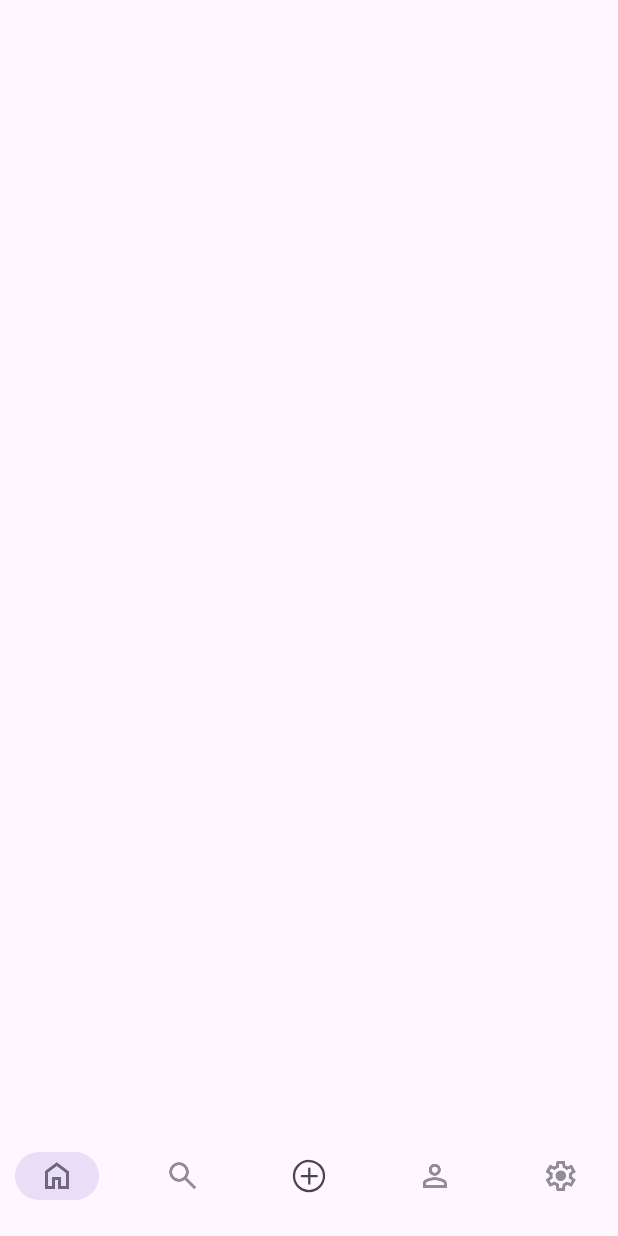
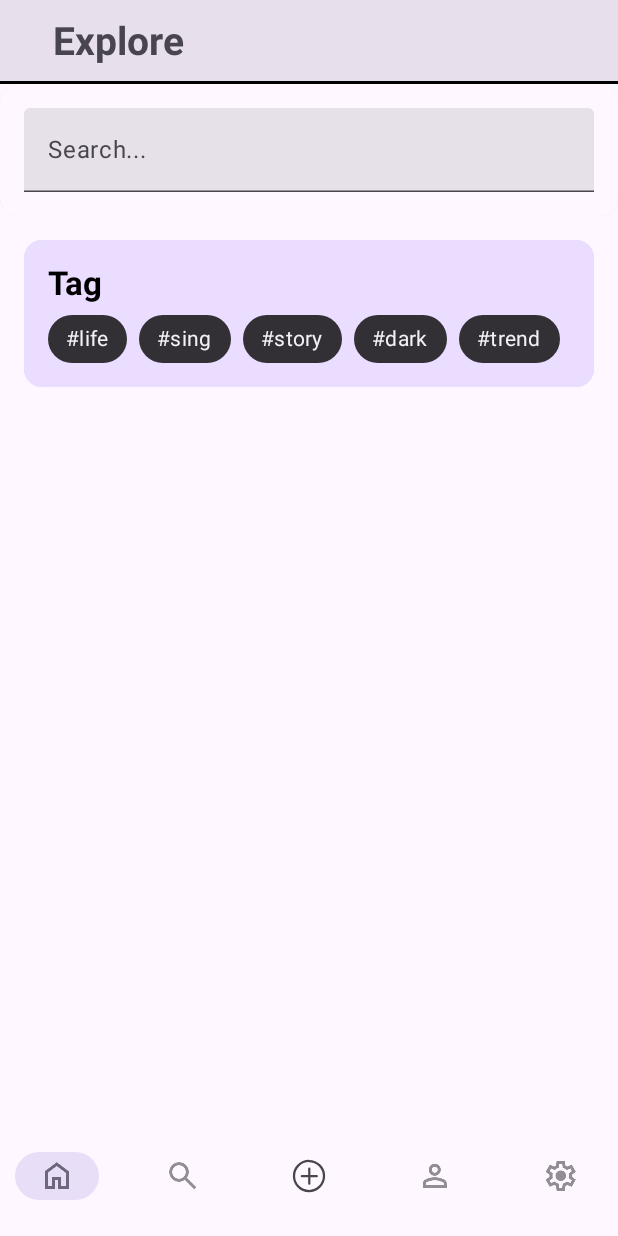
Before and after one commit to Junimo05/UrVoice, an Android app built with Jetpack Compose: the SearchScreen screen opened through its navigation route, on a phone screen of 412 x 824 dp. Run offline under Robolectric (Android 15) with nearby library versions, the phone set to English and light mode, and no system bars; our stand-ins replace Dagger/Hilt's generated code.

Commit message:
UI Design #3

```diff
--- a/app/src/main/java/com/example/urvoices/app/host/MainActivity.kt
+++ b/app/src/main/java/com/example/urvoices/app/host/MainActivity.kt
@@ -5,6 +5,9 @@ import android.os.Bundle
 import androidx.activity.ComponentActivity
 import androidx.activity.compose.setContent
 import androidx.activity.enableEdgeToEdge
+import androidx.compose.foundation.rememberScrollState
+import androidx.compose.runtime.LaunchedEffect
+import com.example.urvoices.utils.rememberImeState
 import dagger.hilt.android.AndroidEntryPoint
 
 @AndroidEntryPoint
@@ -14,6 +17,14 @@ class MainActivity : ComponentActivity() {
         super.onCreate(savedInstanceState)
         enableEdgeToEdge()
         setContent {
+            val imeState = rememberImeState()
+            val scrollState = rememberScrollState()
+
+            LaunchedEffect(key1 = imeState.value) {
+                if(imeState.value) {
+                    scrollState.scrollTo(scrollState.maxValue)
+                }
+            }
             TheVoicesApp {
                 finish()
             }
--- a/app/src/main/java/com/example/urvoices/ui/Profile/ProfileScreen.kt
+++ b/app/src/main/java/com/example/urvoices/ui/MainScreen/ProfileScreen.kt
@@ -1,4 +1,4 @@
-package com.example.urvoices.ui.Profile
+package com.example.urvoices.ui.MainScreen
 
 import android.annotation.SuppressLint
 import android.content.res.Configuration.UI_MODE_NIGHT_NO
@@ -33,7 +33,6 @@ import androidx.compose.material3.Text
 import androidx.compose.runtime.Composable
 import androidx.compose.runtime.getValue
 import androidx.compose.runtime.mutableIntStateOf
-import androidx.compose.runtime.mutableStateOf
 import androidx.compose.runtime.saveable.rememberSaveable
 import androidx.compose.runtime.setValue
 import androidx.compose.ui.Alignment
@@ -71,7 +70,7 @@ fun ProfileScreen(
             Row(
                 modifier = Modifier
                     .fillMaxWidth()
-                    .height(54.dp)
+                    .height(56.dp)
                     .background(MaterialTheme.colorScheme.surfaceVariant)
                     .drawBehind {
                         val strokeWidth = 2.dp.toPx()
--- /dev/null
+++ b/app/src/main/java/com/example/urvoices/ui/MainScreen/SearchScreen.kt
@@ -0,0 +1,162 @@
+package com.example.urvoices.ui.MainScreen
+
+import android.annotation.SuppressLint
+import androidx.compose.foundation.background
+import androidx.compose.foundation.layout.Arrangement
+import androidx.compose.foundation.layout.Box
+import androidx.compose.foundation.layout.Column
+import androidx.compose.foundation.layout.ExperimentalLayoutApi
+import androidx.compose.foundation.layout.FlowRow
+import androidx.compose.foundation.layout.FlowRowOverflow
+import androidx.compose.foundation.layout.fillMaxSize
+import androidx.compose.foundation.layout.fillMaxWidth
+import androidx.compose.foundation.layout.height
+import androidx.compose.foundation.layout.padding
+import androidx.compose.foundation.shape.RoundedCornerShape
+import androidx.compose.material3.Card
+import androidx.compose.material3.MaterialTheme
+import androidx.compose.material3.Scaffold
+import androidx.compose.material3.Surface
+import androidx.compose.material3.Text
+import androidx.compose.runtime.Composable
+import androidx.compose.ui.Alignment
+import androidx.compose.ui.Modifier
+import androidx.compose.ui.draw.drawBehind
+import androidx.compose.ui.geometry.Offset
+import androidx.compose.ui.graphics.Color
+import androidx.compose.ui.text.TextStyle
+import androidx.compose.ui.text.font.FontWeight
+import androidx.compose.ui.tooling.preview.Preview
+import androidx.compose.ui.unit.dp
+import androidx.compose.ui.unit.sp
+import androidx.navigation.NavController
+import androidx.navigation.compose.rememberNavController
+import com.example.urvoices.presentations.theme.MyTheme
+import com.example.urvoices.ui.noti_msg.SearchBar
+
+@SuppressLint("UnusedMaterial3ScaffoldPaddingParameter")
+@Composable
+fun SearchScreen(
+    navController: NavController,
+) {
+    Scaffold(
+        topBar = {
+            Box(
+                modifier = Modifier
+                    .fillMaxWidth()
+                    .height(56.dp)
+                    .background(MaterialTheme.colorScheme.surfaceVariant)
+                    .drawBehind {
+                        val strokeWidth = 2.dp.toPx()
+                        val y = size.height - strokeWidth / 2
+                        drawLine(
+                            color = Color.Black,
+                            start = Offset(0f, y),
+                            end = Offset(size.width, y),
+                            strokeWidth = strokeWidth
+                        )
+                    }
+            ) {
+                Text(
+                    text = "Explore",
+                    style = TextStyle(
+                        color = MaterialTheme.colorScheme.onSurfaceVariant,
+                        fontSize = 26.sp,
+                        fontWeight = FontWeight.Bold
+                    ),
+                    modifier = Modifier
+                        .align(Alignment.CenterStart)
+                        .padding(start = 35.dp)
+                )
+            }
+        }
+    ) {
+        Column(
+            modifier = Modifier
+                .background(MaterialTheme.colorScheme.background)
+                .padding(it)
+                .fillMaxSize(),
+            horizontalAlignment = Alignment.CenterHorizontally
+        ){
+            SearchBar()
+            Card(
+                modifier = Modifier
+                    .fillMaxWidth()
+                    .padding(16.dp)
+            ) {
+                TagSection(listOf("life", "sing", "story", "dark", "trend"))
+            }
+        }
+    }
+}
+
+
+@OptIn(ExperimentalLayoutApi::class)
+@Composable
+fun TagSection(tags: List<String>) {
+    Column(
+        modifier = Modifier
+            .fillMaxWidth()
+            .background(MaterialTheme.colorScheme.primaryContainer)// Light pink background
+            .padding(16.dp)
+    ) {
+        Text(
+            text = "Tag",
+            style = TextStyle(
+                color = MaterialTheme.colorScheme.onPrimary,
+                fontSize = 22.sp,
+                fontWeight = FontWeight.Bold
+            ),
+            color = Color.Black,
+            modifier = Modifier.padding(bottom = 8.dp)
+        )
+
+        FlowRow(
+            modifier = Modifier.fillMaxWidth(),
+            overflow = FlowRowOverflow.Clip,
+            horizontalArrangement = Arrangement.spacedBy(8.dp),
+            verticalArrangement = Arrangement.spacedBy(8.dp)
+        ) {
+            tags.forEach { tag ->
+                Tag(
+                    text = tag
+                )
+            }
+        }
+    }
+}
+
+@Composable
+fun Tag(
+    text: String,
+    onClick: () -> Unit = {}
+) {
+    Surface(
+        shape = RoundedCornerShape(16.dp),
+        color = MaterialTheme.colorScheme.inverseSurface // Dark gray background
+    ) {
+        Text(
+            text = "#$text",
+            color = MaterialTheme.colorScheme.inverseOnSurface,
+            modifier = Modifier.padding(horizontal = 12.dp, vertical = 6.dp),
+            style = MaterialTheme.typography.bodyMedium
+        )
+    }
+}
+
+@Preview
+@Composable
+fun TagSectionPreview() {
+    MyTheme {
+        TagSection(listOf("life", "sing", "story", "dark", "trend"))
+    }
+}
+
+@Preview(showBackground = true)
+@Composable
+fun SearchScreenPreview() {
+    var navController = rememberNavController()
+    MyTheme {
+        SearchScreen(navController = navController)
+    }
+}
--- a/app/src/main/java/com/example/urvoices/ui/_component/NotificationItem.kt
+++ b/app/src/main/java/com/example/urvoices/ui/_component/NotificationItem.kt
@@ -62,7 +62,7 @@ fun NotificationItem (
             painter = painterResource(id = R.drawable.person),
             contentDescription = "Avatar",
             modifier = Modifier
-                .padding(start = 20.dp, end = 8.dp, top = 8.dp, bottom = 8.dp)
+                .padding(start = 10.dp, end = 8.dp, top = 8.dp, bottom = 8.dp)
                 .size(64.dp)
                 .clip(CircleShape)
                 .border(2.dp, Color.Black, CircleShape)
@@ -84,7 +84,7 @@ fun NotificationItem (
                         withStyle(
                             style = SpanStyle(
                                 color = MaterialTheme.colorScheme.onBackground,
-                                fontWeight = FontWeight.Bold,
+                                fontWeight = FontWeight.ExtraBold,
                                 fontSize = 16.sp
                             )
                         ) {
--- a/app/src/main/java/com/example/urvoices/ui/noti_msg/NotificationScreen.kt
+++ b/app/src/main/java/com/example/urvoices/ui/noti_msg/NotificationScreen.kt
@@ -45,6 +45,8 @@ fun NotificationScreen(
                 .fillMaxSize()
         ) {
             NotiPart(titlePart = "New")
+            NotiPart(titlePart = "Today")
+            NotiPart(titlePart = "7 days ago")
         }
     }
 }
@@ -60,7 +62,7 @@ fun NotiPart(
         style = TextStyle(
             color = MaterialTheme.colorScheme.onSurface,
             fontSize = 20.sp,
-            fontWeight = FontWeight.Bold
+            fontWeight = FontWeight.ExtraBold
         ),
         modifier = Modifier.padding(start = 40.dp)
     )
--- /dev/null
+++ b/app/src/main/java/com/example/urvoices/utils/ImeState.kt
@@ -0,0 +1,32 @@
+package com.example.urvoices.utils
+
+import android.view.ViewTreeObserver
+import androidx.compose.runtime.Composable
+import androidx.compose.runtime.DisposableEffect
+import androidx.compose.runtime.State
+import androidx.compose.runtime.mutableStateOf
+import androidx.compose.runtime.remember
+import androidx.compose.ui.platform.LocalView
+import androidx.core.view.ViewCompat
+import androidx.core.view.WindowInsetsCompat
+
+@Composable
+fun rememberImeState(): State<Boolean> {
+    val imeState = remember {
+        mutableStateOf(false)
+    }
+
+    val view = LocalView.current
+    DisposableEffect(view) {
+        val listener = ViewTreeObserver.OnGlobalLayoutListener {
+            val isKeyBoardOpen = ViewCompat.getRootWindowInsets(view)
+                ?.isVisible(WindowInsetsCompat.Type.ime()) ?: true
+            imeState.value = isKeyBoardOpen
+        }
+        view.viewTreeObserver.addOnGlobalLayoutListener(listener)
+        onDispose {
+            view.viewTreeObserver.removeOnGlobalLayoutListener(listener)
+        }
+    }
+    return imeState
+}
--- a/app/src/main/java/com/example/urvoices/utils/Navigator/NavGraphBuilder.kt
+++ b/app/src/main/java/com/example/urvoices/utils/Navigator/NavGraphBuilder.kt
@@ -4,10 +4,15 @@ import androidx.navigation.NavController
 import androidx.navigation.NavGraphBuilder
 import androidx.navigation.compose.composable
 import androidx.navigation.compose.navigation
-import com.example.urvoices.ui.Home.HomeScreen
 import com.example.urvoices.ui.Login.LoginScreen
+import com.example.urvoices.ui.MainScreen.HomeScreen
+import com.example.urvoices.ui.MainScreen.ProfileScreen
+import com.example.urvoices.ui.MainScreen.SearchScreen
+import com.example.urvoices.ui.MainScreen.SettingsScreen
 import com.example.urvoices.ui.Register.RegisterScreen
 import com.example.urvoices.ui.Splash.SplashScreen
+import com.example.urvoices.ui.noti_msg.MessageScreen
+import com.example.urvoices.ui.noti_msg.NotificationScreen
 
 fun NavGraphBuilder.authGraph(navController: NavController){
     navigation(route = Graph.AUTHENTICATION, startDestination = AuthScreen.SplashScreen.route){
@@ -32,22 +37,27 @@ fun NavGraphBuilder.mainGraph(navController: NavController){
             HomeScreen(navController = navController)
         }
         composable(route = MainScreen.SearchScreen.route){
-
+            SearchScreen(navController = navController)
         }
         composable(route = MainScreen.RecordScreen.route){
 //            RecordScreen(navController = navController)
         }
         composable(route = MainScreen.ProfileScreen.route){
-
+            ProfileScreen(navController = navController)
         }
         composable(route = MainScreen.SettingsScreen.route){
-
-        }
-        composable(route = MainScreen.NotificationScreen.route){
-
-        }
-        composable(route = MainScreen.MessageScreen.route){
-
+            SettingsScreen()
         }
     }
 }
+
+fun NavGraphBuilder.notiMsgGraph(navController: NavController){
+    navigation(route = Graph.NOTI_MSG, startDestination = NotiMsgicationScreen.NotificationScreen.route){
+        composable(route = NotiMsgicationScreen.NotificationScreen.route){
+            NotificationScreen(navController = navController)
+        }
+        composable(route = NotiMsgicationScreen.MessageScreen.route){
+            MessageScreen(navController = navController)
+        }
+    }
+}
--- a/app/src/main/java/com/example/urvoices/utils/Navigator/Navigator.kt
+++ b/app/src/main/java/com/example/urvoices/utils/Navigator/Navigator.kt
@@ -52,6 +52,7 @@ fun Navigator() {
         ){
             authGraph(navController) //authentication nav
             mainGraph(navController) //home nav
+            notiMsgGraph(navController) //notification nav
         }
     }
 }
```
Also changed, not shown: app/src/main/java/com/example/urvoices/ui/MainScreen/HomeScreen.kt (renamed from app/src/main/java/com/example/urvoices/ui/Home/HomeScreen.kt, +4 -3 lines), app/src/main/java/com/example/urvoices/ui/MainScreen/SettingsScreen.kt (added, +71 -0 lines), app/src/main/java/com/example/urvoices/ui/_component/TopBarBackButton.kt (+5 -2 lines), app/src/main/java/com/example/urvoices/ui/noti_msg/ChatScreen.kt (added, +252 -0 lines), app/src/main/java/com/example/urvoices/ui/noti_msg/MessageScreen.kt (+9 -6 lines), app/src/main/java/com/example/urvoices/utils/Navigator/NavigatorUtils.kt (+7 -2 lines), app/src/main/res/drawable/ic_send.xml (added, +12 -0 lines), app/src/main/java/com/example/urvoices/ui/PostDetailScreen.kt (renamed from app/src/main/java/com/example/urvoices/ui/PostDetail.kt).
